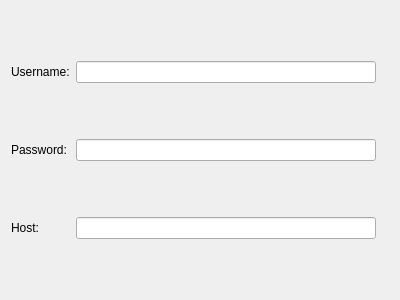
Before: the Qt Designer form src/owncloudDialog.ui in KDE/kaccounts-integration, drawn with Qt 5.
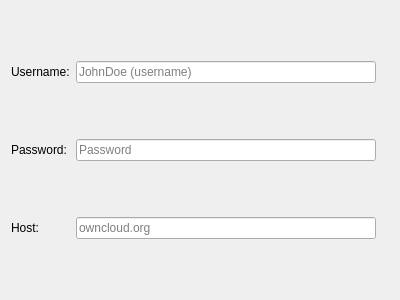
After: the same form once the commit is applied.

Commit message: Add some Placeholder text (user, pass, host)

Diff of the .ui file:
```diff
--- a/src/owncloudDialog.ui
+++ b/src/owncloudDialog.ui
@@ -15,10 +15,18 @@
   </property>
   <layout class="QGridLayout" name="gridLayout">
    <item row="2" column="1">
-    <widget class="QLineEdit" name="host"/>
+    <widget class="QLineEdit" name="host">
+     <property name="placeholderText">
+      <string>owncloud.org</string>
+     </property>
+    </widget>
    </item>
    <item row="0" column="1">
-    <widget class="QLineEdit" name="username"/>
+    <widget class="QLineEdit" name="username">
+     <property name="placeholderText">
+      <string>JohnDoe (username)</string>
+     </property>
+    </widget>
    </item>
    <item row="0" column="0">
     <widget class="QLabel" name="label">
@@ -35,7 +43,14 @@
     </widget>
    </item>
    <item row="1" column="1">
-    <widget class="QLineEdit" name="password"/>
+    <widget class="QLineEdit" name="password">
+     <property name="echoMode">
+      <enum>QLineEdit::Password</enum>
+     </property>
+     <property name="placeholderText">
+      <string>Password</string>
+     </property>
+    </widget>
    </item>
    <item row="2" column="0">
     <widget class="QLabel" name="label_3">
```
